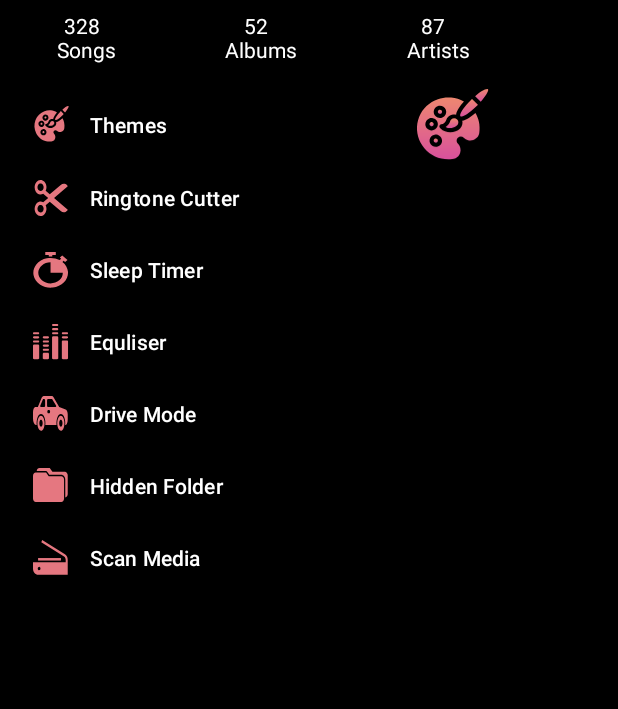
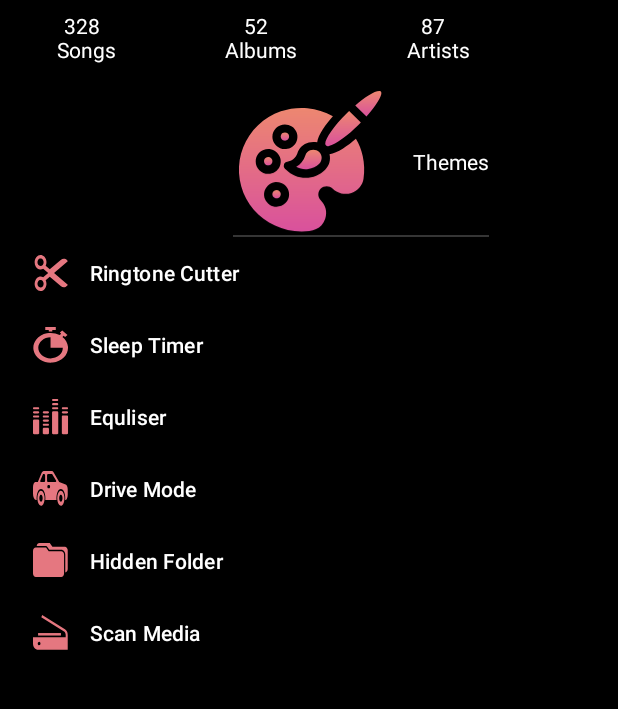
Before and after one commit to dactuanbka/MockProject, an Android app: the screen it shows after launch (MainActivity), with the side drawer open, on a phone screen of 412 x 824 dp, the part 252-961 px from its top. Run offline under Robolectric (Android 15) with nearby library versions, the phone set to English and light mode, and no system bars; our stand-ins replace data binding, navigation-ui.

Commit message:
working with menu item

```diff
--- a/TuanQD_MockProject/app/src/main/res/layout/themes_custom_item.xml
+++ b/TuanQD_MockProject/app/src/main/res/layout/themes_custom_item.xml
@@ -1,6 +1,22 @@
 <?xml version="1.0" encoding="utf-8"?>
-<ImageView
+<LinearLayout
     xmlns:android="http://schemas.android.com/apk/res/android"
-    android:layout_width="50dp"
-    android:layout_height="50dp"
-    android:src="@drawable/ic__01_popup_menu_paint"/>
+    android:layout_width="match_parent"
+    android:layout_height="100dp"
+    android:background="@drawable/stroke_popup_menu">
+    <ImageView
+        android:layout_width="100dp"
+        android:layout_height="100dp"
+        android:src="@drawable/ic__01_popup_menu_paint">
+    </ImageView>
+    <TextView
+        android:layout_width="wrap_content"
+        android:layout_height="match_parent"
+        android:text="@string/themes"
+        android:layout_marginStart="20dp"
+        android:gravity="center_vertical"
+        android:textColor="@color/white"
+        >
+
+    </TextView>
+</LinearLayout>
--- a/TuanQD_MockProject/app/src/main/res/menu/options_menu.xml
+++ b/TuanQD_MockProject/app/src/main/res/menu/options_menu.xml
@@ -4,8 +4,7 @@
     app:showAsAction="always">
     <item
         android:id="@+id/itemThemes"
-        android:icon="@drawable/ic__01_popup_menu_paint"
-        android:title="@string/themes"
+        android:title=""
         app:actionLayout="@layout/themes_custom_item"/>
     <item
         android:id="@+id/itemCutter"
```
